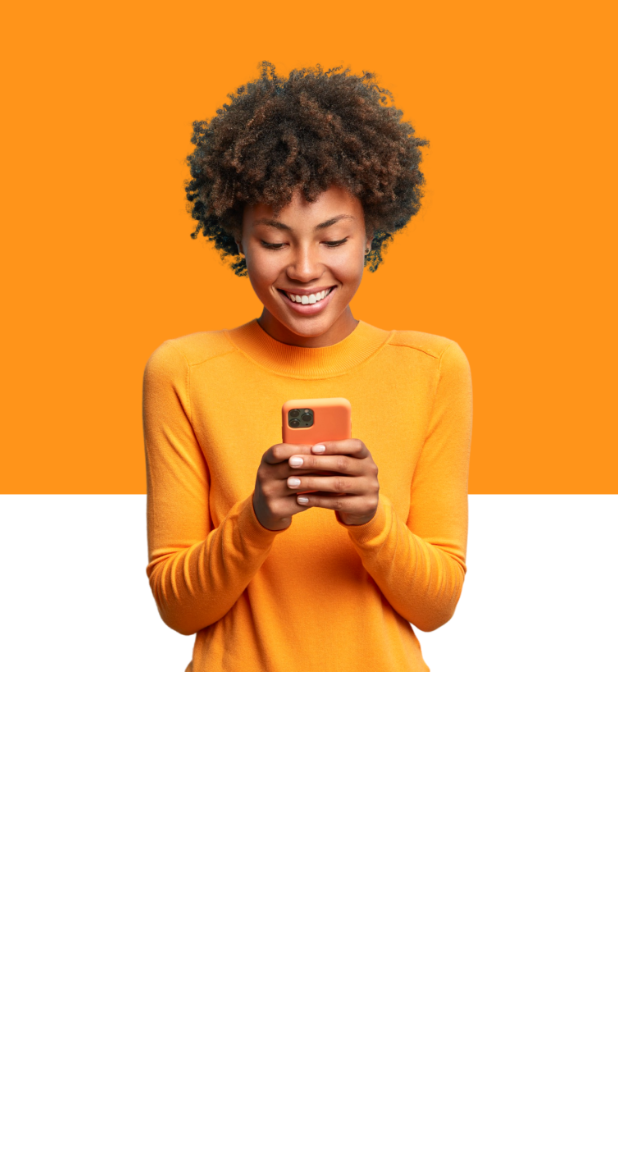
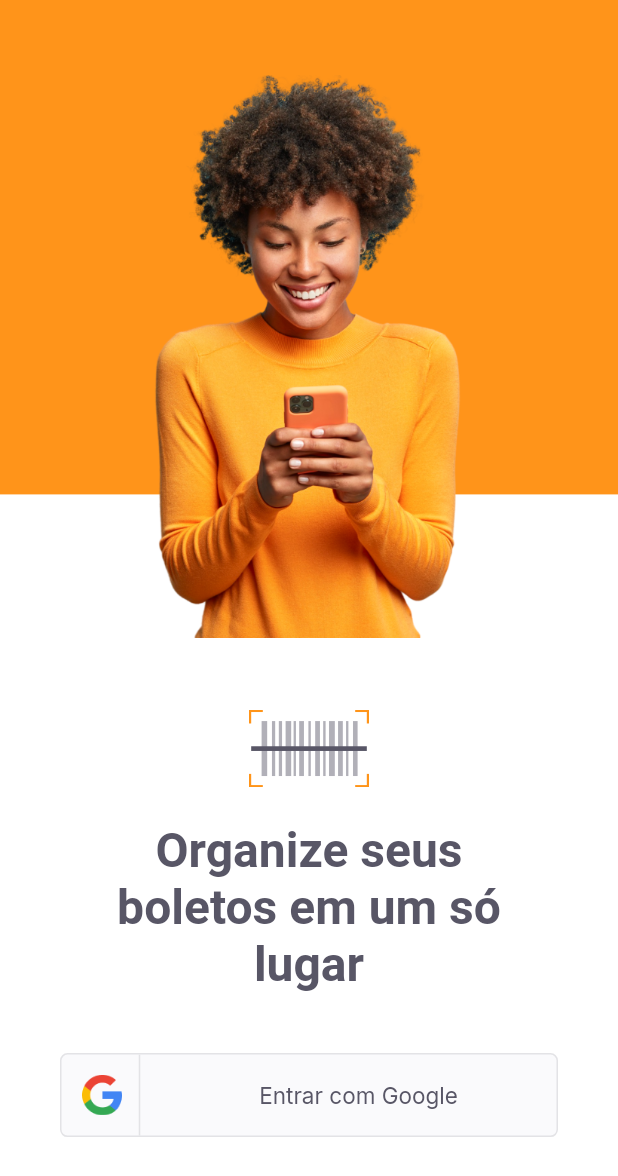
Before and after one commit to joaopaulovieira-dev/payflow, a Flutter app: the screen it shows after launch, on a phone screen of 412 x 824 dp. Shown: the top 1176 px of the screen. Run offline on Flutter 3.47's test engine with Material 2 defaults, Android fonts, the phone set to English and light mode, and no system bars; our stand-ins replace google_fonts.

Commit message:
Finish Lesson 1

```diff
--- a/lib/main.dart
+++ b/lib/main.dart
@@ -17,5 +17,3 @@ class AppWidget extends StatelessWidget {
     );
   }
 }
-
-//TODO:  57:00
--- /dev/null
+++ b/lib/modules/home/home_page.dart
@@ -0,0 +1,14 @@
+import 'package:flutter/material.dart';
+
+class HomePage extends StatelessWidget {
+  const HomePage({Key? key}) : super(key: key);
+
+  @override
+  Widget build(BuildContext context) {
+    return Scaffold(
+      appBar: AppBar(
+        title: Text('Home Page'),
+      ),
+    );
+  }
+}
--- a/lib/modules/login_page.dart/login_page.dart
+++ b/lib/modules/login_page.dart/login_page.dart
@@ -1,6 +1,8 @@
 import 'package:flutter/material.dart';
 import 'package:payflow/shared/themes/app_images.dart';
+import 'package:payflow/shared/themes/app_text_styles.dart';
 import 'package:payflow/shared/themes/appcolors.dart';
+import 'package:payflow/shared/widgets/social_login/social_login_button.dart';
 
 class LoginPage extends StatefulWidget {
   LoginPage({Key? key}) : super(key: key);
@@ -26,14 +28,50 @@ class _LoginPageState extends State<LoginPage> {
               color: AppColors.primary,
             ),
             Positioned(
-                top: 40,
-                left: 0,
-                right: 0,
-                child: Image.asset(
-                  AppImages.person,
-                  width: 673,
-                  height: 408,
-                ))
+              top: 50,
+              left: 0,
+              right: 0,
+              child: Image.asset(
+                AppImages.person,
+                width: 673,
+                height: 375,
+              ),
+            ),
+            Positioned(
+              bottom: size.height * 0.08,
+              left: 0,
+              right: 0,
+              child: Column(
+                mainAxisAlignment: MainAxisAlignment.center,
+                crossAxisAlignment: CrossAxisAlignment.center,
+                children: [
+                  Image.asset(
+                    AppImages.logomini,
+                    width: 80,
+                    height: 68,
+                  ),
+                  Padding(
+                    padding:
+                        const EdgeInsets.only(top: 15, left: 70, right: 70),
+                    child: Text('Organize seus boletos em um só lugar',
+                        textAlign: TextAlign.center,
+                        style: TextStyles.titleHome),
+                  ),
+                  Padding(
+                    padding: const EdgeInsets.only(
+                      top: 40,
+                      left: 40,
+                      right: 40,
+                    ),
+                    child: SocialLoginButton(
+                      onTap: () {
+                        print('Clicou! :D');
+                      },
+                    ),
+                  ),
+                ],
+              ),
+            ),
           ],
         ),
       ),
--- /dev/null
+++ b/lib/shared/widgets/social_login/social_login_button.dart
@@ -0,0 +1,63 @@
+import 'package:flutter/material.dart';
+import 'package:payflow/shared/themes/app_images.dart';
+import 'package:payflow/shared/themes/app_text_styles.dart';
+import 'package:payflow/shared/themes/appcolors.dart';
+
+class SocialLoginButton extends StatelessWidget {
+  final VoidCallback onTap;
+  const SocialLoginButton({Key? key, required this.onTap}) : super(key: key);
+
+  @override
+  Widget build(BuildContext context) {
+    return InkWell(
+      onTap: onTap,
+      child: Container(
+        height: 56,
+        decoration: BoxDecoration(
+          color: AppColors.shape,
+          borderRadius: BorderRadius.circular(5),
+          border: Border.fromBorderSide(
+            BorderSide(color: AppColors.stroke),
+          ),
+        ),
+        child: Row(
+          children: [
+            Expanded(
+              flex: 1,
+              child: Row(
+                mainAxisAlignment: MainAxisAlignment.center,
+                children: [
+                  Image.asset(
+                    AppImages.google,
+                    width: 27,
+                    height: 27,
+                  ),
+                  SizedBox(
+                    width: 11,
+                  ),
+                  Container(
+                    height: 56,
+                    width: 1,
+                    color: AppColors.stroke,
+                  ),
+                ],
+              ),
+            ),
+            Expanded(
+              flex: 4,
+              child: Row(
+                mainAxisAlignment: MainAxisAlignment.center,
+                children: [
+                  Text(
+                    'Entrar com Google',
+                    style: TextStyles.buttonGray,
+                  ),
+                ],
+              ),
+            ),
+          ],
+        ),
+      ),
+    );
+  }
+}
```
